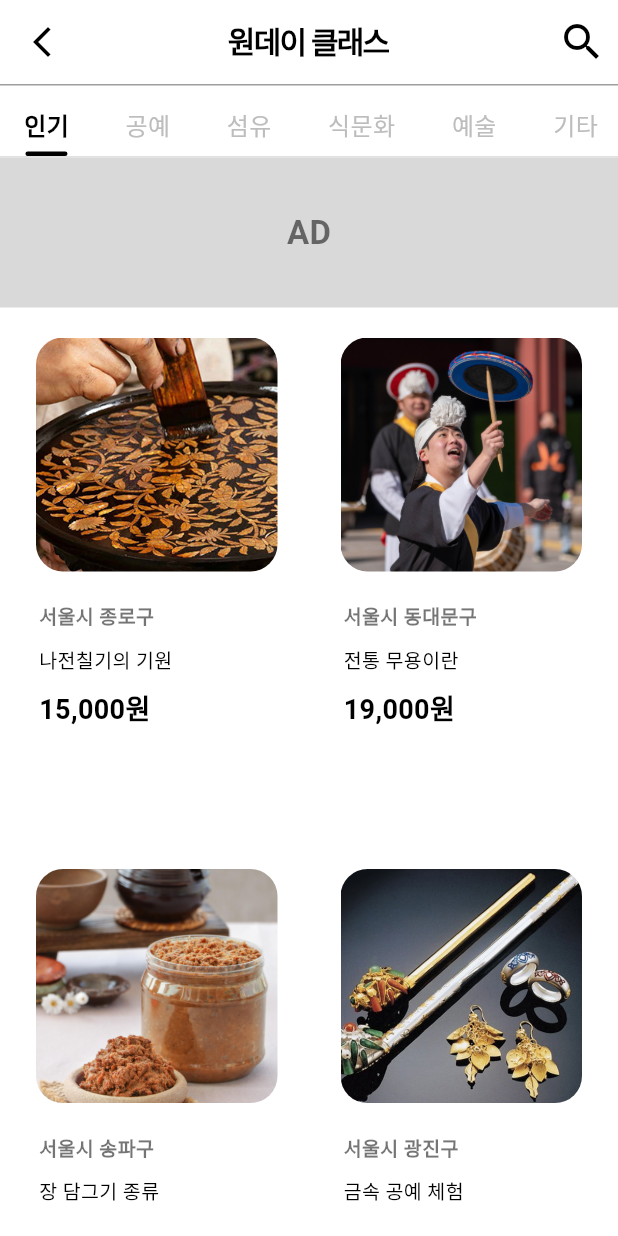
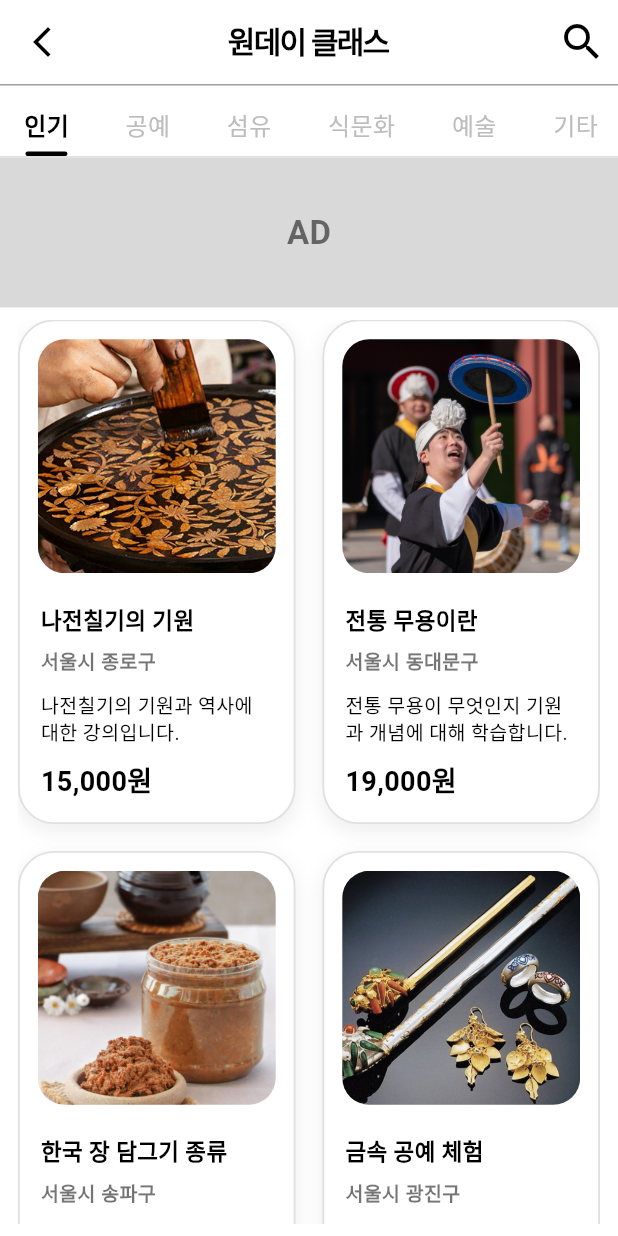
Before and after one commit to K-Hackathon-01z/eum-front, a Flutter app: the OnedayClassScreen screen opened by its route, on a phone screen of 412 x 824 dp. Run offline on Flutter 3.47's test engine with Material 3 defaults, Android fonts, the phone set to English and light mode, and no system bars; our stand-ins replace flutter_svg.

Commit message:
refactor: "원데이 클래스 카드에 제목과 테두리 추가"

```diff
--- a/lib/screens/user/home/oneday_class/oneday_class.dart
+++ b/lib/screens/user/home/oneday_class/oneday_class.dart
@@ -26,40 +26,64 @@ class _OnedayClassScreenState extends State<OnedayClassScreen> {
 
   final Map<String, List<Map<String, String>>> classDataByCategory = {
     '인기': [
-      {'region': '서울시 종로구', 'desc': '나전칠기의 기원', 'price': '15,000원', 'image': 'assets/images/oneday_class/hot01.png'},
-      {'region': '서울시 동대문구', 'desc': '전통 무용이란', 'price': '19,000원', 'image': 'assets/images/oneday_class/hot02.png'},
-      {'region': '서울시 송파구', 'desc': '장 담그기 종류', 'price': '13,000원', 'image': 'assets/images/oneday_class/hot03.png'},
-      {'region': '서울시 광진구', 'desc': '금속 공예 체험', 'price': '30,000원', 'image': 'assets/images/oneday_class/hot04.png'},
+      {
+        'title': '나전칠기의 기원',
+        'region': '서울시 종로구',
+        'desc': '나전칠기의 기원과 역사에 대한 강의입니다.',
+        'price': '15,000원',
+        'image': 'assets/images/oneday_class/hot01.png',
+      },
+      {
+        'title': '전통 무용이란',
+        'region': '서울시 동대문구',
+        'desc': '전통 무용이 무엇인지 기원과 개념에 대해 학습합니다.',
+        'price': '19,000원',
+        'image': 'assets/images/oneday_class/hot02.png',
+      },
+      {
+        'title': '한국 장 담그기 종류',
+        'region': '서울시 송파구',
+        'desc': '장의 종류와 그들의 특징에 대해 알아봅니다.',
+        'price': '13,000원',
+        'image': 'assets/images/oneday_class/hot03.png',
+      },
+      {
+        'title': '금속 공예 체험',
+        'region': '서울시 광진구',
+        'desc': '금속 공예를 직접 체험해봅니다.',
+        'price': '30,000원',
+        'image': 'assets/images/oneday_class/hot04.png',
+      },
     ],
     '공예': [
-      {'region': '서울시 강남구', 'desc': '공예 클래스 1 - 나전칠기', 'price': '60,000원'},
-      {'region': '서울시 마포구', 'desc': '공예 클래스 2 - 도자기 만들기', 'price': '55,000원'},
-      {'region': '서울시 종로구', 'desc': '공예 클래스 3 - 한지 등 만들기', 'price': '45,000원'},
-      {'region': '서울시 성동구', 'desc': '공예 클래스 4 - 목공예 체험', 'price': '80,000원'},
+      {'title': '나전칠기 공예', 'region': '서울시 강남구', 'desc': '공예 클래스 1 - 나전칠기', 'price': '60,000원'},
+      {'title': '도자기 만들기', 'region': '서울시 마포구', 'desc': '공예 클래스 2 - 도자기 만들기', 'price': '55,000원'},
+      {'title': '한지 등 만들기', 'region': '서울시 종로구', 'desc': '공예 클래스 3 - 한지 등 만들기', 'price': '45,000원'},
+      {'title': '목공예 체험', 'region': '서울시 성동구', 'desc': '공예 클래스 4 - 목공예 체험', 'price': '80,000원'},
     ],
     '섬유': [
-      {'region': '서울시 강서구', 'desc': '섬유 클래스 1 - 자수 기초', 'price': '40,000원'},
-      {'region': '서울시 은평구', 'desc': '섬유 클래스 2 - 한복 만들기', 'price': '120,000원'},
-      {'region': '서울시 구로구', 'desc': '섬유 클래스 3 - 매듭 공예', 'price': '35,000원'},
-      {'region': '서울시 동작구', 'desc': '섬유 클래스 4 - 홍염장 체험', 'price': '50,000원'},
+      {'title': '자수 기초', 'region': '서울시 강서구', 'desc': '섬유 클래스 1 - 자수 기초', 'price': '40,000원'},
+      {'title': '한복 만들기', 'region': '서울시 은평구', 'desc': '섬유 클래스 2 - 한복 만들기', 'price': '120,000원'},
+      {'title': '매듭 공예', 'region': '서울시 구로구', 'desc': '섬유 클래스 3 - 매듭 공예', 'price': '35,000원'},
+      {'title': '홍염장 체험', 'region': '서울시 동작구', 'desc': '섬유 클래스 4 - 홍염장 체험', 'price': '50,000원'},
     ],
     '식문화': [
-      {'region': '서울시 용산구', 'desc': '식문화 클래스 1 - 전통주 만들기', 'price': '70,000원'},
-      {'region': '서울시 서대문구', 'desc': '식문화 클래스 2 - 장 담그기', 'price': '65,000원'},
-      {'region': '서울시 노원구', 'desc': '식문화 클래스 3 - 다과 체험', 'price': '38,000원'},
-      {'region': '서울시 중구', 'desc': '식문화 클래스 4 - 전통차 만들기', 'price': '42,000원'},
+      {'title': '전통주 만들기', 'region': '서울시 용산구', 'desc': '식문화 클래스 1 - 전통주 만들기', 'price': '70,000원'},
+      {'title': '장 담그기', 'region': '서울시 서대문구', 'desc': '식문화 클래스 2 - 장 담그기', 'price': '65,000원'},
+      {'title': '다과 체험', 'region': '서울시 노원구', 'desc': '식문화 클래스 3 - 다과 체험', 'price': '38,000원'},
+      {'title': '전통차 만들기', 'region': '서울시 중구', 'desc': '식문화 클래스 4 - 전통차 만들기', 'price': '42,000원'},
     ],
     '예술': [
-      {'region': '서울시 강북구', 'desc': '예술 클래스 1 - 판소리 입문', 'price': '90,000원'},
-      {'region': '서울시 관악구', 'desc': '예술 클래스 2 - 민요 배우기', 'price': '55,000원'},
-      {'region': '서울시 금천구', 'desc': '예술 클래스 3 - 탈춤 체험', 'price': '60,000원'},
-      {'region': '서울시 도봉구', 'desc': '예술 클래스 4 - 무용 워크숍', 'price': '110,000원'},
+      {'title': '판소리 입문', 'region': '서울시 강북구', 'desc': '예술 클래스 1 - 판소리 입문', 'price': '90,000원'},
+      {'title': '민요 배우기', 'region': '서울시 관악구', 'desc': '예술 클래스 2 - 민요 배우기', 'price': '55,000원'},
+      {'title': '탈춤 체험', 'region': '서울시 금천구', 'desc': '예술 클래스 3 - 탈춤 체험', 'price': '60,000원'},
+      {'title': '무용 워크숍', 'region': '서울시 도봉구', 'desc': '예술 클래스 4 - 무용 워크숍', 'price': '110,000원'},
     ],
     '기타': [
-      {'region': '서울시 중랑구', 'desc': '기타 클래스 1 - 단청장 체험', 'price': '75,000원'},
-      {'region': '서울시 양천구', 'desc': '기타 클래스 2 - 소목장 입문', 'price': '85,000원'},
-      {'region': '서울시 강동구', 'desc': '기타 클래스 3 - 전통 공예', 'price': '60,000원'},
-      {'region': '서울시 서대문구', 'desc': '기타 클래스 4 - 창작 체험', 'price': '50,000원'},
+      {'title': '단청장 체험', 'region': '서울시 중랑구', 'desc': '기타 클래스 1 - 단청장 체험', 'price': '75,000원'},
+      {'title': '소목장 입문', 'region': '서울시 양천구', 'desc': '기타 클래스 2 - 소목장 입문', 'price': '85,000원'},
+      {'title': '전통 공예', 'region': '서울시 강동구', 'desc': '기타 클래스 3 - 전통 공예', 'price': '60,000원'},
+      {'title': '창작 체험', 'region': '서울시 서대문구', 'desc': '기타 클래스 4 - 창작 체험', 'price': '50,000원'},
     ],
   };
 
@@ -229,6 +253,7 @@ class _OnedayClassScreenState extends State<OnedayClassScreen> {
                       );
                     },
                     child: OnedayClassCard(
+                      title: data['title']!,
                       region: data['region']!,
                       desc: data['desc']!,
                       price: data['price']!,
--- a/lib/widgets/user/oneday_class_card.dart
+++ b/lib/widgets/user/oneday_class_card.dart
@@ -1,18 +1,31 @@
 import 'package:flutter/material.dart';
 
 class OnedayClassCard extends StatelessWidget {
+  final String title;
   final String region;
   final String desc;
   final String price;
   final String? imagePath;
 
-  const OnedayClassCard({super.key, required this.region, required this.desc, required this.price, this.imagePath});
+  const OnedayClassCard({
+    super.key,
+    required this.title,
+    required this.region,
+    required this.desc,
+    required this.price,
+    this.imagePath,
+  });
 
   @override
   Widget build(BuildContext context) {
     return Container(
       width: 200,
-      decoration: BoxDecoration(color: const Color(0xFFFFFFFF), borderRadius: BorderRadius.circular(24)),
+      decoration: BoxDecoration(
+        color: const Color(0xFFFFFFFF),
+        borderRadius: BorderRadius.circular(24),
+        border: Border.all(color: const Color(0xFFE0E0E0), width: 1.2),
+        boxShadow: [BoxShadow(color: Colors.black.withOpacity(0.07), blurRadius: 10, offset: const Offset(0, 4))],
+      ),
       child: Column(
         mainAxisSize: MainAxisSize.min,
         crossAxisAlignment: CrossAxisAlignment.start,
@@ -51,6 +64,11 @@ class OnedayClassCard extends StatelessWidget {
               crossAxisAlignment: CrossAxisAlignment.start,
               children: [
                 Text(
+                  title,
+                  style: const TextStyle(fontSize: 15, fontWeight: FontWeight.bold, color: Colors.black),
+                ),
+                const SizedBox(height: 6),
+                Text(
                   region,
                   style: const TextStyle(fontSize: 13, color: Colors.black54, fontWeight: FontWeight.w600),
                 ),
```
